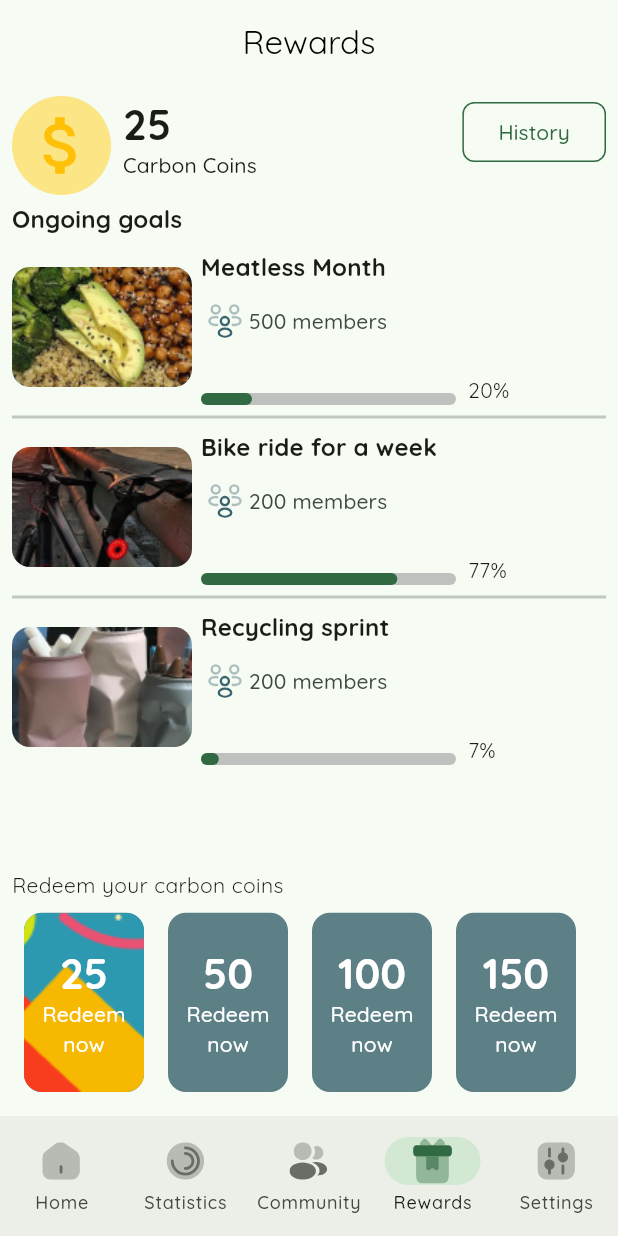
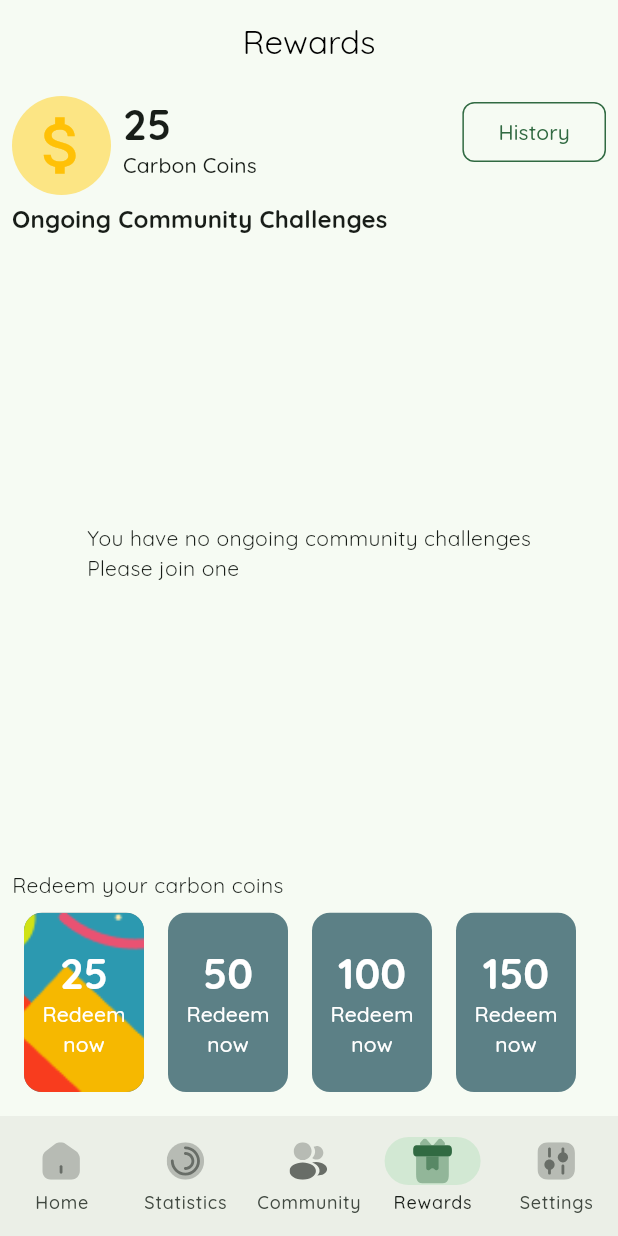
Before and after one commit to Quingsley/CarbonZero, a Flutter app: the RewardsScreen screen opened by its route, on a phone screen of 412 x 824 dp. Run offline on Flutter 3.47's test engine with Material 3 defaults, Android fonts, the phone set to English and light mode, and no system bars; our stand-ins replace awesome_notifications, cloud_firestore, country_picker, equatable, firebase_auth, firebase_core and 20 more; missing offline and left inert: firebase_app_check, firebase_cached_image, flutter_face_pile; accounts and stored records are empty; generated files the repository leaves out were written again; project files that could hold a hidden picture were left out.

Commit message:
Add user and activities data to RewardsScreen

```diff
--- a/lib/features/rewards/presentation/pages/rewards_screen.dart
+++ b/lib/features/rewards/presentation/pages/rewards_screen.dart
@@ -1,16 +1,27 @@
+import 'package:carbon_zero/core/constants/constants.dart';
+import 'package:carbon_zero/core/error/failure.dart';
 import 'package:carbon_zero/core/extensions.dart';
+import 'package:carbon_zero/features/activities/presentation/view_models/activity_view_model.dart';
+import 'package:carbon_zero/features/auth/presentation/view_models/auth_view_model.dart';
 import 'package:carbon_zero/features/rewards/presentation/widgets/redeem_card.dart';
 import 'package:carbon_zero/features/rewards/presentation/widgets/reward_progress_card.dart';
 import 'package:flutter/material.dart';
+import 'package:flutter_riverpod/flutter_riverpod.dart';
 // import 'package:flutter_svg/flutter_svg.dart';
 
 /// will show the carbon rewards  of the user
-class RewardsScreen extends StatelessWidget {
+class RewardsScreen extends ConsumerWidget {
   /// constructor call
   const RewardsScreen({super.key});
 
   @override
-  Widget build(BuildContext context) {
+  Widget build(BuildContext context, WidgetRef ref) {
+    final user = ref.watch(userStreamProvider);
+    final activitiesAsyncValue = ref.watch(
+      getActivitiesStreamProvider(
+        (user.value?.userId, ActivityType.community),
+      ),
+    );
     return Scaffold(
       appBar: AppBar(
         centerTitle: true,
@@ -83,7 +94,7 @@ class RewardsScreen extends StatelessWidget {
               height: 4,
             ),
             Text(
-              'Ongoing goals',
+              'Ongoing Community Challenges',
               style: context.textTheme.titleMedium?.copyWith(
                 fontWeight: FontWeight.bold,
               ),
@@ -93,33 +104,38 @@ class RewardsScreen extends StatelessWidget {
             ),
             Expanded(
               flex: 3,
-              child: ListView(
-                children: const [
-                  RewardProgressCard(
-                    image: 'assets/images/food.png',
-                    goalName: 'Meatless Month',
-                    progress: 20,
-                    participants: 500,
-                  ),
-                  Divider(
-                    thickness: 2,
-                  ),
-                  RewardProgressCard(
-                    image: 'assets/images/bike.png',
-                    goalName: 'Bike ride for a week',
-                    progress: 77,
-                    participants: 200,
-                  ),
-                  Divider(
-                    thickness: 2,
-                  ),
-                  RewardProgressCard(
-                    image: 'assets/images/cans.png',
-                    goalName: 'Recycling sprint',
-                    progress: 7,
-                    participants: 200,
-                  ),
-                ],
+              child: activitiesAsyncValue.when(
+                data: (activities) {
+                  if (activities.isEmpty) {
+                    return const Center(
+                      child: Text(
+                        'You have no ongoing community challenges\nPlease join one',
+                      ),
+                    );
+                  } else {
+                    return ListView.separated(
+                      itemCount: activities.length,
+                      separatorBuilder: (context, index) => const Divider(
+                        thickness: 2,
+                      ),
+                      itemBuilder: (context, index) {
+                        return RewardProgressCard(
+                          activityModel: activities[index],
+                        );
+                      },
+                    );
+                  }
+                },
+                error: (error, stackTrace) {
+                  return Center(
+                    child: Text(
+                      error is Failure ? error.message : error.toString(),
+                    ),
+                  );
+                },
+                loading: () => const Center(
+                  child: CircularProgressIndicator(),
+                ),
               ),
             ),
             const SizedBox(
```
